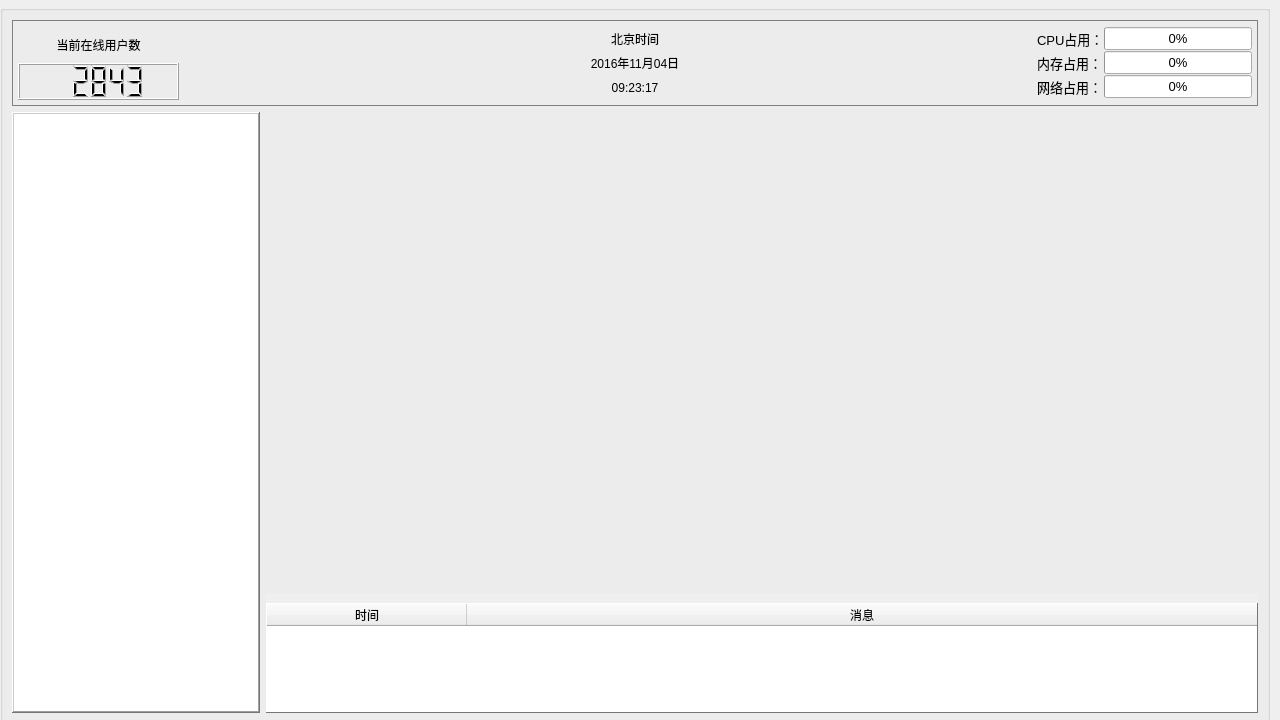
Qt form mid/systemmanager_widget.ui (yanghang8612/SMAMMainUI) before a commit.
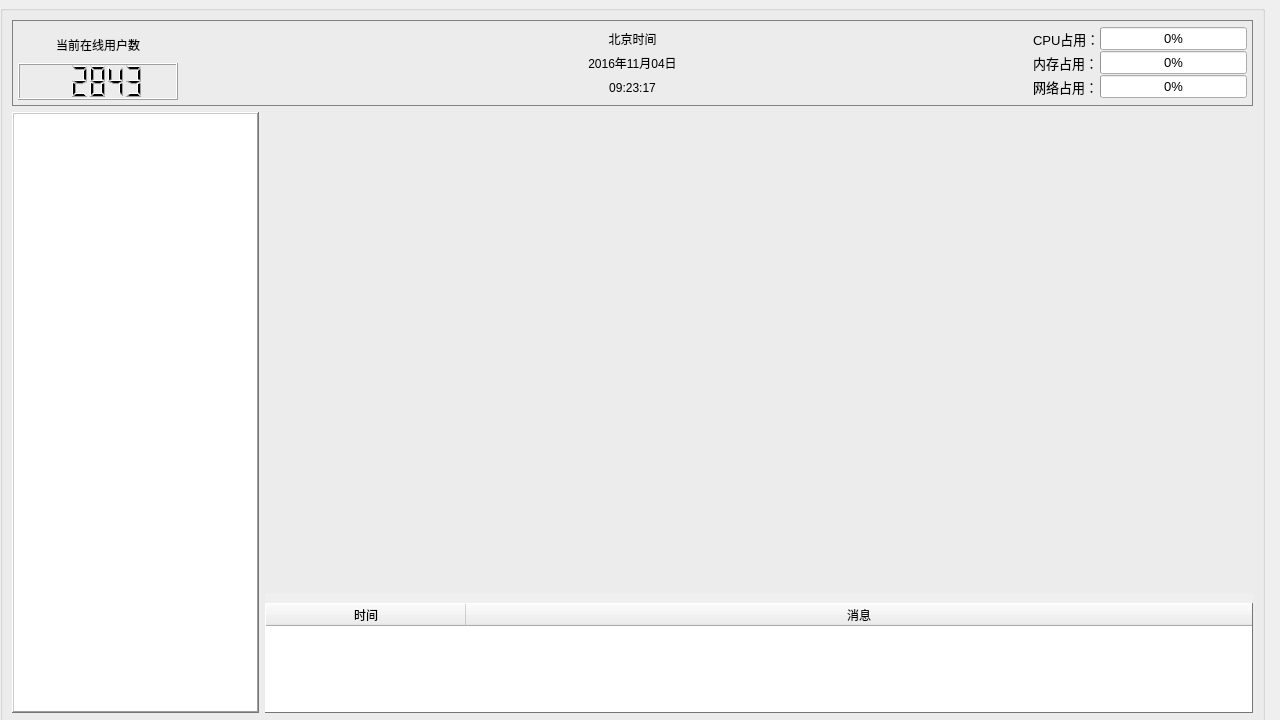
The same form after that commit.

```diff
--- a/mid/systemmanager_widget.ui
+++ b/mid/systemmanager_widget.ui
@@ -18,7 +18,7 @@
     <rect>
      <x>0</x>
      <y>5</y>
-     <width>1270</width>
+     <width>1265</width>
      <height>720</height>
     </rect>
    </property>
```
